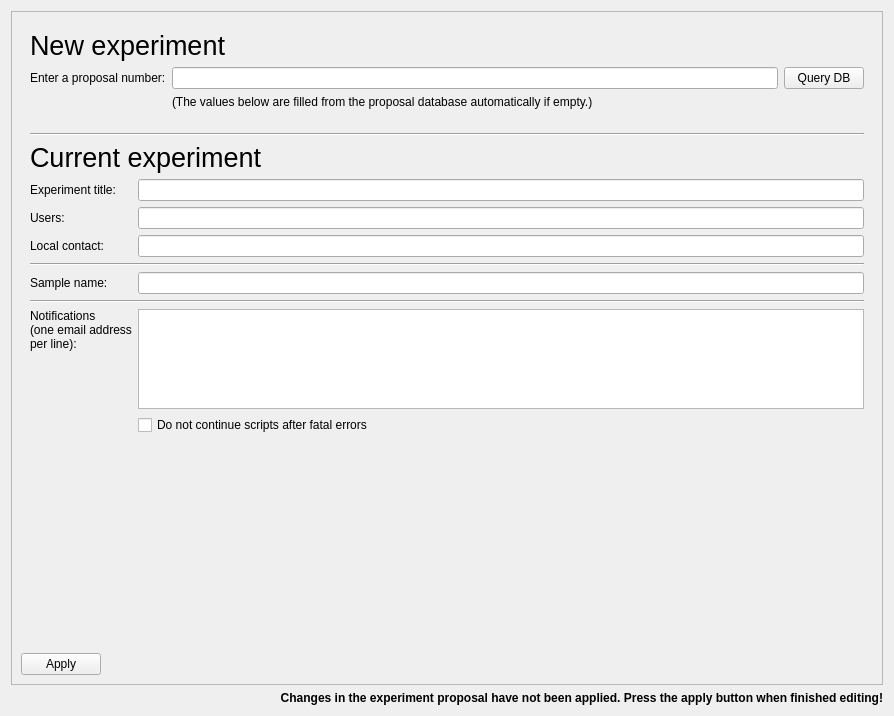
The window that nicos_ess/gui/panels/ui_files/setup_exp.ui (jfkcooper/nicos) describes before a commit, drawn with Qt 5.
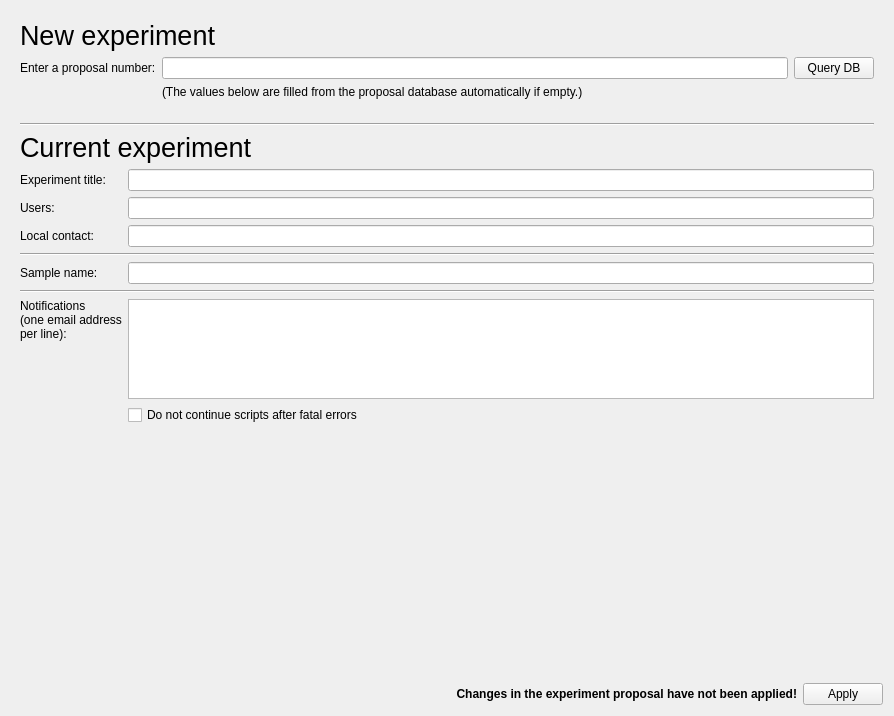
The same window after the commit.

```diff
--- a/nicos_ess/gui/panels/ui_files/setup_exp.ui
+++ b/nicos_ess/gui/panels/ui_files/setup_exp.ui
@@ -15,28 +15,6 @@
   </property>
   <layout class="QVBoxLayout" name="verticalLayout">
    <item>
-    <widget class="QFrame" name="frame">
-     <property name="frameShape">
-      <enum>QFrame::StyledPanel</enum>
-     </property>
-     <property name="frameShadow">
-      <enum>QFrame::Raised</enum>
-     </property>
-     <layout class="QFormLayout" name="formLayout">
-      <item row="2" column="0">
-       <spacer name="verticalSpacer">
-        <property name="orientation">
-         <enum>Qt::Vertical</enum>
-        </property>
-        <property name="sizeHint" stdset="0">
-         <size>
-          <width>0</width>
-          <height>20</height>
-         </size>
-        </property>
-       </spacer>
-      </item>
-      <item row="0" column="0" colspan="2">
        <widget class="QWidget" name="newBox" native="true">
         <layout class="QGridLayout" name="gridLayout_3">
          <item row="0" column="0" colspan="2">
@@ -87,7 +65,7 @@
         </layout>
        </widget>
       </item>
-      <item row="1" column="0" colspan="2">
+   <item>
        <widget class="QWidget" name="dataBox" native="true">
         <layout class="QVBoxLayout" name="verticalLayout_2">
          <item>
@@ -221,24 +199,45 @@
            </item>
           </layout>
          </item>
-        </layout>
-       </widget>
-      </item>
-      <item row="3" column="0" colspan="2">
-       <widget class="QDialogButtonBox" name="buttonBox">
-        <property name="layoutDirection">
-         <enum>Qt::RightToLeft</enum>
+      <item>
+       <spacer name="verticalSpacer">
+        <property name="orientation">
+         <enum>Qt::Vertical</enum>
         </property>
-        <property name="standardButtons">
-         <set>QDialogButtonBox::Apply</set>
+        <property name="sizeHint" stdset="0">
+         <size>
+          <width>20</width>
+          <height>40</height>
+         </size>
         </property>
-       </widget>
+       </spacer>
       </item>
      </layout>
     </widget>
+   </item>
+   <item>
+    <layout class="QHBoxLayout" name="horizontalLayout">
+     <item>
+      <spacer name="horizontalSpacer">
+       <property name="orientation">
+        <enum>Qt::Horizontal</enum>
+       </property>
+       <property name="sizeHint" stdset="0">
+        <size>
+         <width>40</width>
+         <height>20</height>
+        </size>
+       </property>
+      </spacer>
    </item>
    <item>
     <widget class="QLabel" name="applyWarningLabel">
+       <property name="sizePolicy">
+        <sizepolicy hsizetype="Minimum" vsizetype="Preferred">
+         <horstretch>0</horstretch>
+         <verstretch>0</verstretch>
+        </sizepolicy>
+       </property>
      <property name="font">
       <font>
        <weight>75</weight>
@@ -246,7 +245,7 @@
       </font>
      </property>
      <property name="text">
-      <string>Changes in the experiment proposal have not been applied. Press the apply button when finished editing!</string>
+        <string>Changes in the experiment proposal have not been applied!</string>
      </property>
      <property name="alignment">
       <set>Qt::AlignRight|Qt::AlignTrailing|Qt::AlignVCenter</set>
@@ -255,6 +254,15 @@
       <set>Qt::NoTextInteraction</set>
      </property>
     </widget>
+     </item>
+     <item>
+      <widget class="QPushButton" name="applyButton">
+       <property name="text">
+        <string>Apply</string>
+       </property>
+      </widget>
+     </item>
+    </layout>
    </item>
   </layout>
  </widget>
```
Lines whose indentation alone changed are shown as unchanged.
